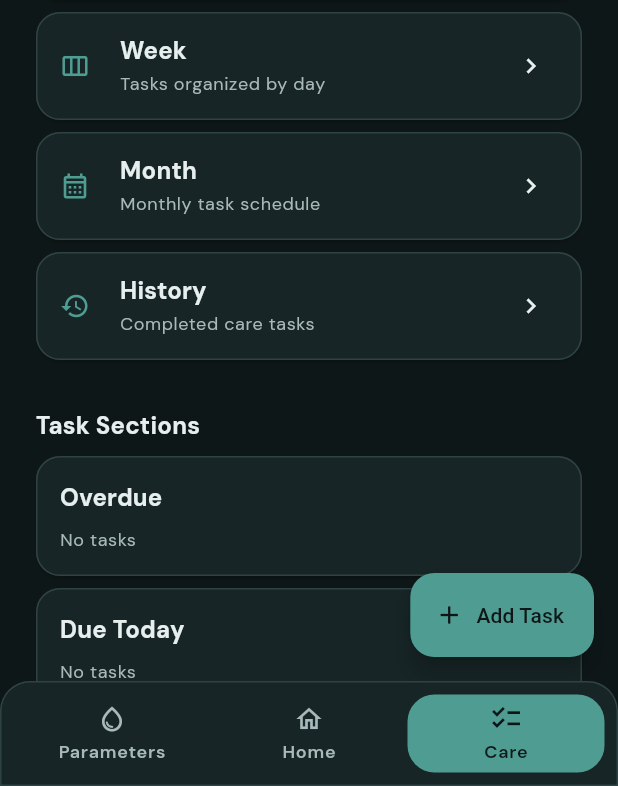
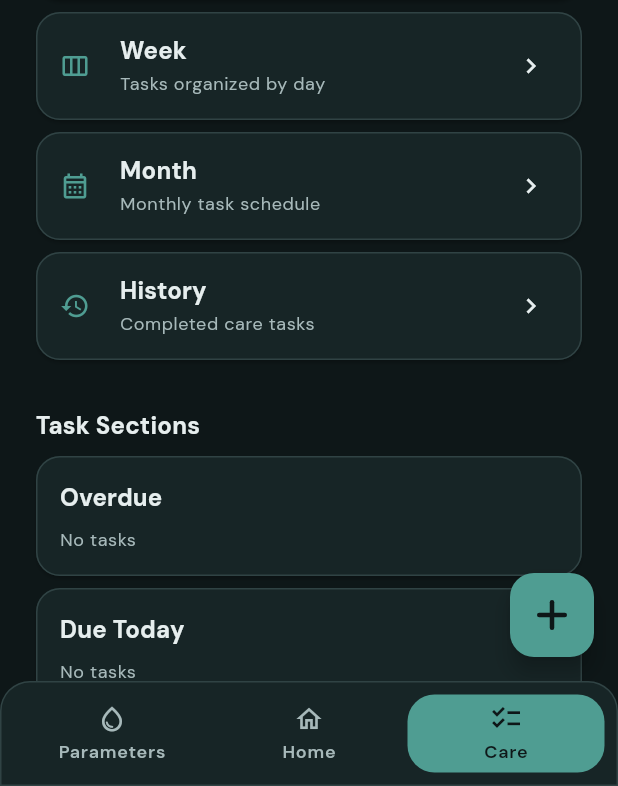
Before and after one commit to vvnrzn/Vivari, a Flutter app: the screen it shows after launch, item 3 of the bottom bar chosen, on a phone screen of 412 x 824 dp, the part 450-1236 px from its top. Run offline on Flutter 3.47's test engine with Material 3 defaults, Android fonts, the phone set to English and light mode, and no system bars; our stand-ins replace device_preview, google_fonts, image_picker.

Commit message:
Modify floating action button

```diff
--- a/lib/screens/care_screen.dart
+++ b/lib/screens/care_screen.dart
@@ -280,10 +280,39 @@ class _AddTaskButton extends StatelessWidget {
 
   @override
   Widget build(BuildContext context) {
-    return FloatingActionButton.extended(
+    return FloatingActionButton(
       onPressed: onPressed,
-      icon: const Icon(Icons.add),
-      label: const Text('Add Task'),
+      tooltip: 'Add Task',
+      shape: RoundedRectangleBorder(borderRadius: BorderRadius.circular(16)),
+      child: const SizedBox(
+        width: 20,
+        height: 20,
+        child: Stack(
+          alignment: Alignment.center,
+          children: [
+            SizedBox(
+              width: 20,
+              height: 3,
+              child: DecoratedBox(
+                decoration: BoxDecoration(
+                  color: VivariColors.background,
+                  borderRadius: BorderRadius.all(Radius.circular(1.5)),
+                ),
+              ),
+            ),
+            SizedBox(
+              width: 3,
+              height: 20,
+              child: DecoratedBox(
+                decoration: BoxDecoration(
+                  color: VivariColors.background,
+                  borderRadius: BorderRadius.all(Radius.circular(1.5)),
+                ),
+              ),
+            ),
+          ],
+        ),
+      ),
     );
   }
 }
```
Also changed, not shown: lib/screens/parameters_screen.dart (+27 -2 lines).
